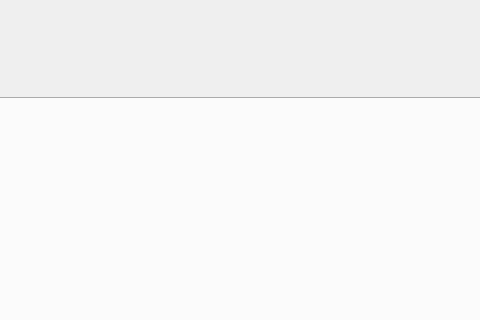
The window that mainwindow.ui (L0E6O/LeoDash) describes before a commit, drawn with Qt 5; both pictures show x 544 to 1024 and y 0 to 320 of the 1024 by 600 pixel window.
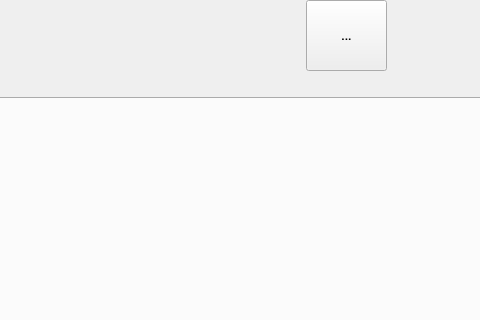
The same window after the commit. Icons and pictures are not drawn.

Commit message: aggiunta modalità chiara

Patch:
```diff
--- a/mainwindow.ui
+++ b/mainwindow.ui
@@ -208,6 +208,19 @@
      <bool>true</bool>
     </property>
    </widget>
+   <widget class="QToolButton" name="modeButton">
+    <property name="geometry">
+     <rect>
+      <x>850</x>
+      <y>0</y>
+      <width>81</width>
+      <height>71</height>
+     </rect>
+    </property>
+    <property name="text">
+     <string>...</string>
+    </property>
+   </widget>
   </widget>
  </widget>
  <resources/>
```
